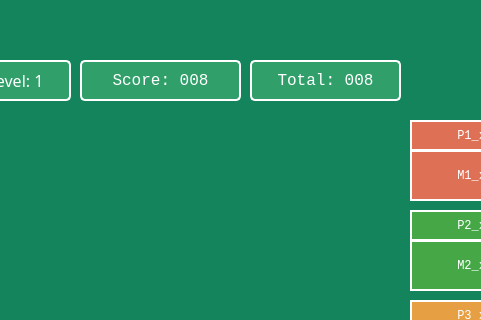
This is VOF-Client-Desktop/Match.ui in SBEmafph/voltorbflip-clone as Qt 5 draws it before an edit; both pictures show x 280 to 761 and y 0 to 320 of the 1024 by 768 pixel window. The edited form follows.
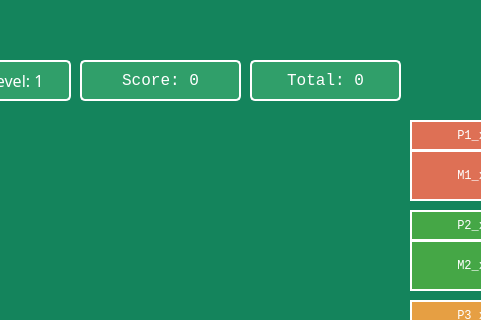
This is the edited form. Icons and pictures are not drawn.

Commit message: Punkteanzeige, Levelanzeige und Spalten/Reihen Infolabels mit UI verbunden

What changed in the file:
```diff
--- a/VOF-Client-Desktop/Match.ui
+++ b/VOF-Client-Desktop/Match.ui
@@ -110,7 +110,7 @@
     <enum>QFrame::Shape::Box</enum>
    </property>
    <property name="text">
-    <string>Score: 008</string>
+    <string>Score: 0</string>
    </property>
    <property name="alignment">
     <set>Qt::AlignmentFlag::AlignCenter</set>
@@ -141,7 +141,7 @@
     <enum>QFrame::Shape::Box</enum>
    </property>
    <property name="text">
-    <string>Total: 008</string>
+    <string>Total: 0</string>
    </property>
    <property name="alignment">
     <set>Qt::AlignmentFlag::AlignCenter</set>
```
Left out of the diff: 44 changed lines with no effect on the pictures. The commit also changes 4 other files.
